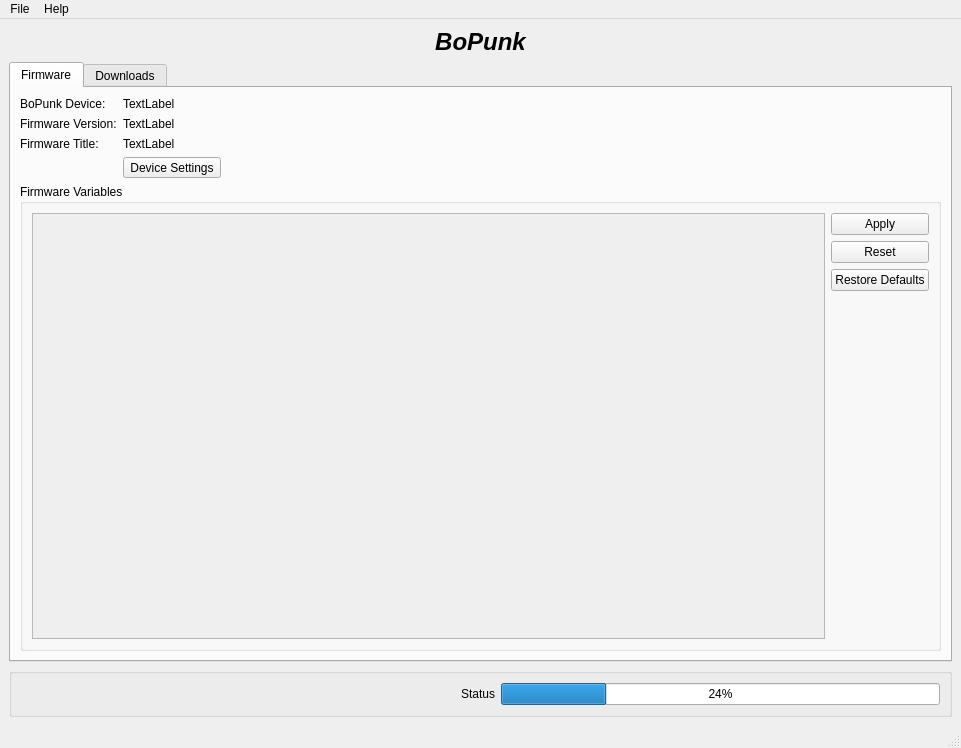
elcritch/bopunk, file interface/BoPunkMainWindow.ui: the form before one commit.
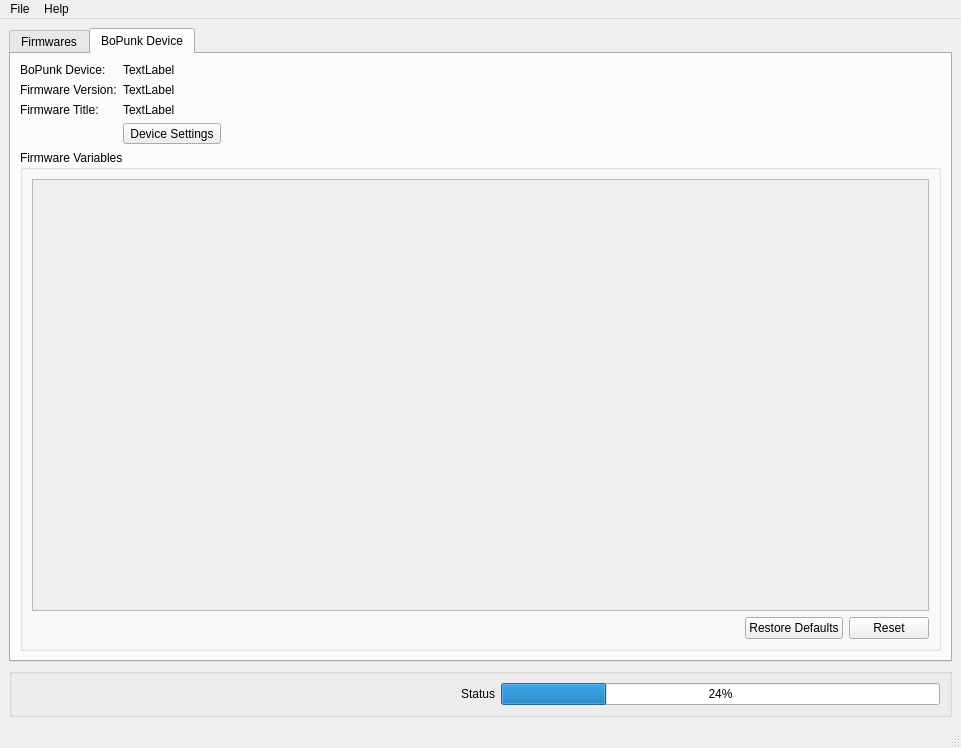
The form after the commit. The open tabs and pages were chosen to show the change. Custom widgets are drawn as their Qt base class.

Commit message: cleaned up interfaces, touched up VarWidget

Patch:
```diff
--- a/interface/BoPunkMainWindow.ui
+++ b/interface/BoPunkMainWindow.ui
@@ -14,143 +14,14 @@
   </property>
   <widget class="QWidget" name="centralwidget" >
    <layout class="QVBoxLayout" name="verticalLayout" >
-    <item>
-     <widget class="QLabel" name="label" >
-      <property name="text" >
-       <string>&lt;!DOCTYPE HTML PUBLIC "-//W3C//DTD HTML 4.0//EN" "http://www.w3.org/TR/REC-html40/strict.dtd">
-&lt;html>&lt;head>&lt;meta name="qrichtext" content="1" />&lt;style type="text/css">
-p, li { white-space: pre-wrap; }
-&lt;/style>&lt;/head>&lt;body style=" font-family:'Lucida Grande'; font-size:13pt; font-weight:400; font-style:normal;">
-&lt;p align="center" style=" margin-top:18px; margin-bottom:12px; margin-left:0px; margin-right:0px; -qt-block-indent:0; text-indent:0px; font-size:xx-large; font-weight:600;">&lt;span style=" font-size:xx-large; font-style:italic;">BoPunk&lt;/span>&lt;/p>&lt;/body>&lt;/html></string>
-      </property>
-     </widget>
-    </item>
     <item>
      <widget class="QTabWidget" name="tabs" >
       <property name="currentIndex" >
        <number>0</number>
       </property>
-      <widget class="QWidget" name="firmwareTab" >
-       <attribute name="title" >
-        <string>Firmware</string>
-       </attribute>
-       <layout class="QGridLayout" name="gridLayout" >
-        <item row="1" column="0" >
-         <widget class="QGroupBox" name="groupBox_2" >
-          <property name="sizePolicy" >
-           <sizepolicy vsizetype="Expanding" hsizetype="Preferred" >
-            <horstretch>0</horstretch>
-            <verstretch>0</verstretch>
-           </sizepolicy>
-          </property>
-          <property name="title" >
-           <string>Firmware Variables</string>
-          </property>
-          <layout class="QHBoxLayout" name="horizontalLayout_3" >
-           <item>
-            <widget class="QScrollArea" name="scrollArea" >
-             <property name="sizePolicy" >
-              <sizepolicy vsizetype="Expanding" hsizetype="Expanding" >
-               <horstretch>0</horstretch>
-               <verstretch>0</verstretch>
-              </sizepolicy>
-             </property>
-             <property name="widgetResizable" >
-              <bool>true</bool>
-             </property>
-             <widget class="QWidget" name="variablesWidget" >
-              <property name="geometry" >
-               <rect>
-                <x>0</x>
-                <y>0</y>
-                <width>703</width>
-                <height>210</height>
-               </rect>
-              </property>
-              <layout class="QVBoxLayout" name="verticalLayout_4" />
-             </widget>
-            </widget>
-           </item>
-           <item>
-            <widget class="QDialogButtonBox" name="buttonDialogVariables" >
-             <property name="layoutDirection" >
-              <enum>Qt::RightToLeft</enum>
-             </property>
-             <property name="orientation" >
-              <enum>Qt::Vertical</enum>
-             </property>
-             <property name="standardButtons" >
-              <set>QDialogButtonBox::Apply|QDialogButtonBox::Reset|QDialogButtonBox::RestoreDefaults</set>
-             </property>
-            </widget>
-           </item>
-          </layout>
-         </widget>
-        </item>
-        <item row="0" column="0" >
-         <layout class="QFormLayout" name="formLayout" >
-          <property name="sizeConstraint" >
-           <enum>QLayout::SetMinimumSize</enum>
-          </property>
-          <property name="fieldGrowthPolicy" >
-           <enum>QFormLayout::FieldsStayAtSizeHint</enum>
-          </property>
-          <item row="0" column="0" >
-           <widget class="QLabel" name="label_3" >
-            <property name="text" >
-             <string>BoPunk Device: </string>
-            </property>
-           </widget>
-          </item>
-          <item row="0" column="1" >
-           <widget class="QLabel" name="d_deviceLabel" >
-            <property name="text" >
-             <string>TextLabel</string>
-            </property>
-           </widget>
-          </item>
-          <item row="1" column="0" >
-           <widget class="QLabel" name="label_4" >
-            <property name="text" >
-             <string>Firmware Version:</string>
-            </property>
-           </widget>
-          </item>
-          <item row="1" column="1" >
-           <widget class="QLabel" name="d_versionLabel" >
-            <property name="text" >
-             <string>TextLabel</string>
-            </property>
-           </widget>
-          </item>
-          <item row="2" column="0" >
-           <widget class="QLabel" name="label_5" >
-            <property name="text" >
-             <string>Firmware Title:</string>
-            </property>
-           </widget>
-          </item>
-          <item row="2" column="1" >
-           <widget class="QLabel" name="d_titleLabel" >
-            <property name="text" >
-             <string>TextLabel</string>
-            </property>
-           </widget>
-          </item>
-          <item row="3" column="1" >
-           <widget class="QToolButton" name="buttonSettings" >
-            <property name="text" >
-             <string>Device Settings</string>
-            </property>
-           </widget>
-          </item>
-         </layout>
-        </item>
-       </layout>
-      </widget>
       <widget class="QWidget" name="downloadsTab" >
        <attribute name="title" >
-        <string>Downloads</string>
+        <string>Firmwares</string>
        </attribute>
        <layout class="QVBoxLayout" name="verticalLayout_2" >
         <item>
@@ -336,6 +207,135 @@
         </item>
        </layout>
       </widget>
+      <widget class="QWidget" name="firmwareTab" >
+       <attribute name="title" >
+        <string>BoPunk Device</string>
+       </attribute>
+       <layout class="QGridLayout" name="gridLayout" >
+        <item row="1" column="0" >
+         <widget class="QGroupBox" name="groupBox_2" >
+          <property name="sizePolicy" >
+           <sizepolicy vsizetype="Expanding" hsizetype="Preferred" >
+            <horstretch>0</horstretch>
+            <verstretch>0</verstretch>
+           </sizepolicy>
+          </property>
+          <property name="title" >
+           <string>Firmware Variables</string>
+          </property>
+          <layout class="QVBoxLayout" name="verticalLayout_5" >
+           <item>
+            <widget class="QScrollArea" name="scrollArea" >
+             <property name="sizePolicy" >
+              <sizepolicy vsizetype="Expanding" hsizetype="Expanding" >
+               <horstretch>0</horstretch>
+               <verstretch>0</verstretch>
+              </sizepolicy>
+             </property>
+             <property name="frameShape" >
+              <enum>QFrame::StyledPanel</enum>
+             </property>
+             <property name="frameShadow" >
+              <enum>QFrame::Plain</enum>
+             </property>
+             <property name="widgetResizable" >
+              <bool>true</bool>
+             </property>
+             <widget class="QWidget" name="variablesWidget" >
+              <property name="geometry" >
+               <rect>
+                <x>0</x>
+                <y>0</y>
+                <width>857</width>
+                <height>196</height>
+               </rect>
+              </property>
+              <layout class="QVBoxLayout" name="verticalLayout_4" />
+             </widget>
+            </widget>
+           </item>
+           <item>
+            <widget class="QDialogButtonBox" name="buttonDialogVariables" >
+             <property name="layoutDirection" >
+              <enum>Qt::RightToLeft</enum>
+             </property>
+             <property name="orientation" >
+              <enum>Qt::Horizontal</enum>
+             </property>
+             <property name="standardButtons" >
+              <set>QDialogButtonBox::Reset|QDialogButtonBox::RestoreDefaults</set>
+             </property>
+             <property name="centerButtons" >
+              <bool>false</bool>
+             </property>
+            </widget>
+           </item>
+          </layout>
+         </widget>
+        </item>
+        <item row="0" column="0" >
+         <layout class="QFormLayout" name="formLayout" >
+          <property name="sizeConstraint" >
+           <enum>QLayout::SetMinimumSize</enum>
+          </property>
+          <property name="fieldGrowthPolicy" >
+           <enum>QFormLayout::FieldsStayAtSizeHint</enum>
+          </property>
+          <item row="0" column="0" >
+           <widget class="QLabel" name="label_3" >
+            <property name="text" >
+             <string>BoPunk Device: </string>
+            </property>
+           </widget>
+          </item>
+          <item row="0" column="1" >
+           <widget class="QLabel" name="d_deviceLabel" >
+            <property name="text" >
+             <string>TextLabel</string>
+            </property>
+           </widget>
+          </item>
+          <item row="1" column="0" >
+           <widget class="QLabel" name="label_4" >
+            <property name="text" >
+             <string>Firmware Version:</string>
+            </property>
+           </widget>
+          </item>
+          <item row="1" column="1" >
+           <widget class="QLabel" name="d_versionLabel" >
+            <property name="text" >
+             <string>TextLabel</string>
+            </property>
+           </widget>
+          </item>
+          <item row="2" column="0" >
+           <widget class="QLabel" name="label_5" >
+            <property name="text" >
+             <string>Firmware Title:</string>
+            </property>
+           </widget>
+          </item>
+          <item row="2" column="1" >
+           <widget class="QLabel" name="d_titleLabel" >
+            <property name="text" >
+             <string>TextLabel</string>
+            </property>
+           </widget>
+          </item>
+          <item row="3" column="1" >
+           <widget class="QToolButton" name="buttonSettings" >
+            <property name="text" >
+             <string>Device Settings</string>
+            </property>
+           </widget>
+          </item>
+         </layout>
+        </item>
+       </layout>
+       <zorder>groupBox_2</zorder>
+       <zorder>buttonDialogVariables</zorder>
+      </widget>
      </widget>
     </item>
     <item>
```
Left out of the diff: 6 changed lines with no effect on the pictures. The commit also changes 4 other files.
